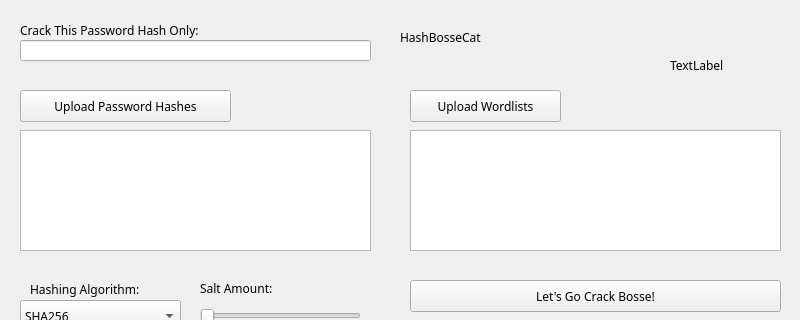
Above: forms/mainwindow.ui from simonthorell/hash-bosse-cat before the change; both pictures show x 0 to 800 and y 0 to 320 of the 800 by 634 pixel window. Below: the same form after it.
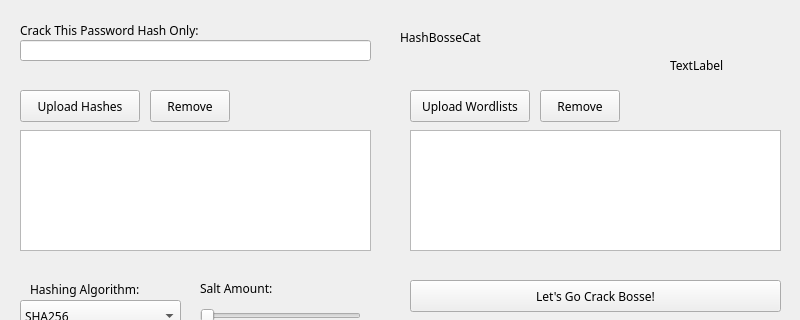
That is the form after the change. Icons and pictures are not drawn.

Commit message: Added Remove lists buttons

Diff of the .ui file:
```diff
--- a/forms/mainwindow.ui
+++ b/forms/mainwindow.ui
@@ -30,7 +30,7 @@
      <rect>
       <x>410</x>
       <y>90</y>
-      <width>151</width>
+      <width>120</width>
       <height>32</height>
      </rect>
     </property>
@@ -38,6 +38,19 @@
      <string>Upload Wordlists</string>
     </property>
    </widget>
+   <widget class="QPushButton" name="Button_RemoveWordlist">
+    <property name="geometry">
+     <rect>
+      <x>540</x>
+      <y>90</y>
+      <width>80</width>
+      <height>32</height>
+     </rect>
+    </property>
+    <property name="text">
+     <string>Remove</string>
+    </property>
+   </widget>
    <widget class="QListWidget" name="list_UploadedWordlists">
     <property name="geometry">
      <rect>
@@ -53,12 +66,25 @@
      <rect>
       <x>20</x>
       <y>90</y>
-      <width>211</width>
+      <width>120</width>
       <height>32</height>
      </rect>
     </property>
     <property name="text">
-     <string>Upload Password Hashes</string>
+     <string>Upload Hashes</string>
+    </property>
+   </widget>
+   <widget class="QPushButton" name="Button_RemoveHashes">
+    <property name="geometry">
+     <rect>
+      <x>150</x>
+      <y>90</y>
+      <width>80</width>
+      <height>32</height>
+     </rect>
+    </property>
+    <property name="text">
+     <string>Remove</string>
     </property>
    </widget>
    <widget class="QListWidget" name="list_UploadedHashlists">
```
